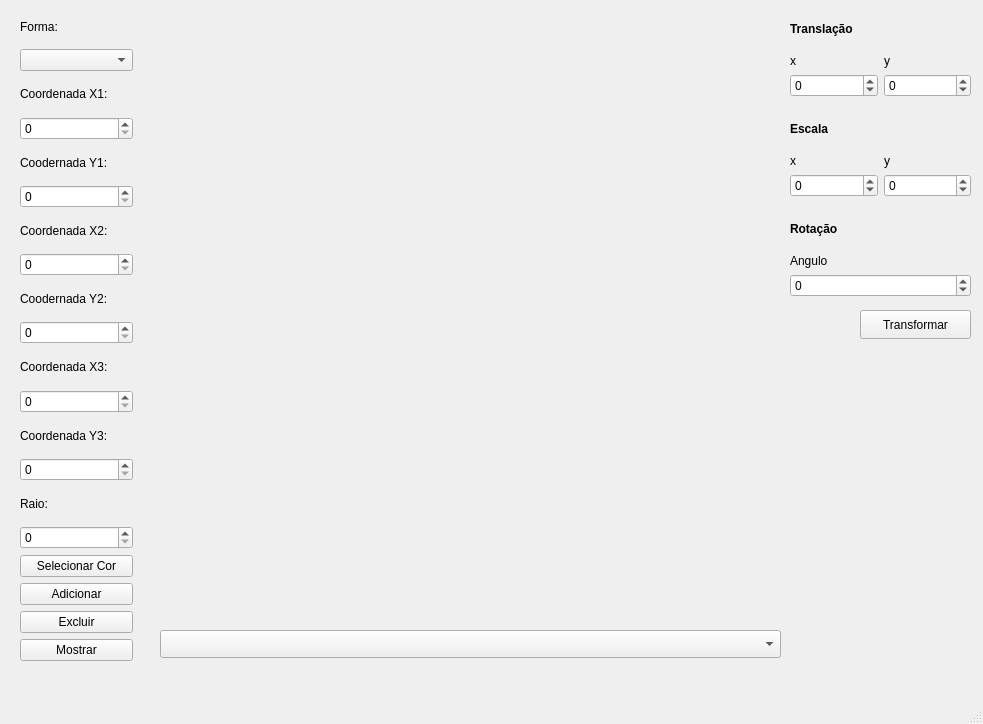
The window that mainwindow.ui (WallaceJunior14/computer-graphics) describes before a commit, drawn with Qt 5.
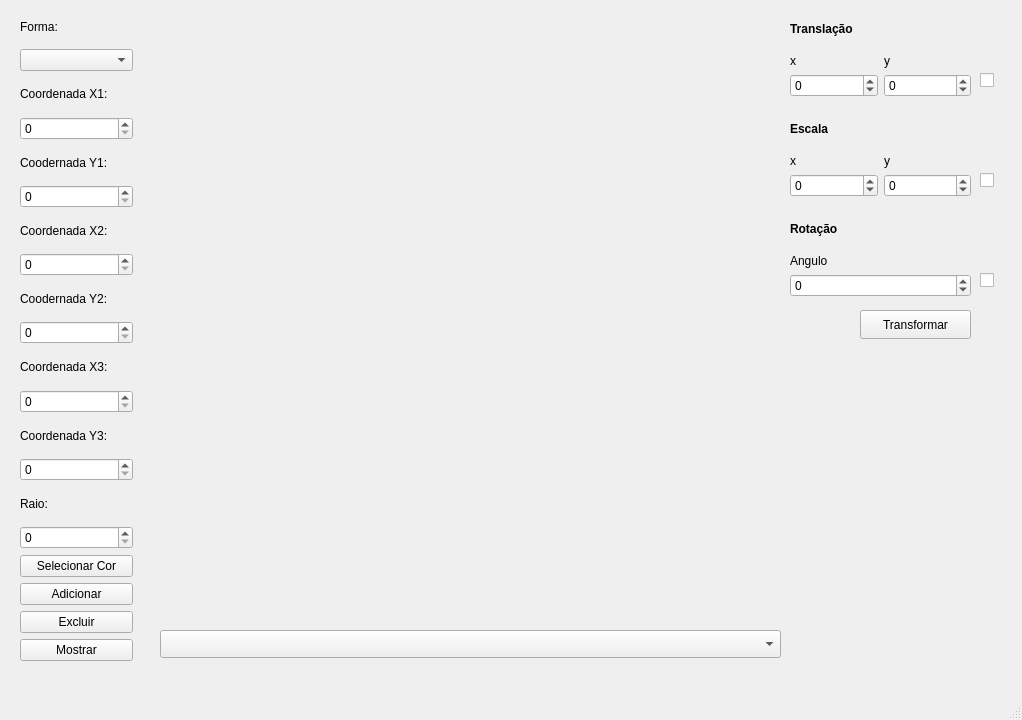
The same window after the commit. Custom widgets are drawn as their Qt base class.

Commit message: Adiciona a opção de selecionar qual transformação deseja-se usar através das checkBoxes

Diff of the .ui file:
```diff
--- a/mainwindow.ui
+++ b/mainwindow.ui
@@ -6,8 +6,8 @@
    <rect>
     <x>0</x>
     <y>0</y>
-    <width>983</width>
-    <height>724</height>
+    <width>1022</width>
+    <height>720</height>
    </rect>
   </property>
   <property name="windowTitle">
@@ -363,6 +363,45 @@
      </item>
     </layout>
    </widget>
+   <widget class="QCheckBox" name="checkBoxEscala">
+    <property name="geometry">
+     <rect>
+      <x>980</x>
+      <y>170</y>
+      <width>21</width>
+      <height>21</height>
+     </rect>
+    </property>
+    <property name="text">
+     <string/>
+    </property>
+   </widget>
+   <widget class="QCheckBox" name="checkBoxTranslacao">
+    <property name="geometry">
+     <rect>
+      <x>980</x>
+      <y>70</y>
+      <width>21</width>
+      <height>21</height>
+     </rect>
+    </property>
+    <property name="text">
+     <string/>
+    </property>
+   </widget>
+   <widget class="QCheckBox" name="checkBoxRotacao">
+    <property name="geometry">
+     <rect>
+      <x>980</x>
+      <y>270</y>
+      <width>21</width>
+      <height>21</height>
+     </rect>
+    </property>
+    <property name="text">
+     <string/>
+    </property>
+   </widget>
   </widget>
   <widget class="QMenuBar" name="menubar">
    <property name="geometry">
```
Left out of the diff: 11 changed lines with no effect on the pictures. The commit also changes 2 other files.
